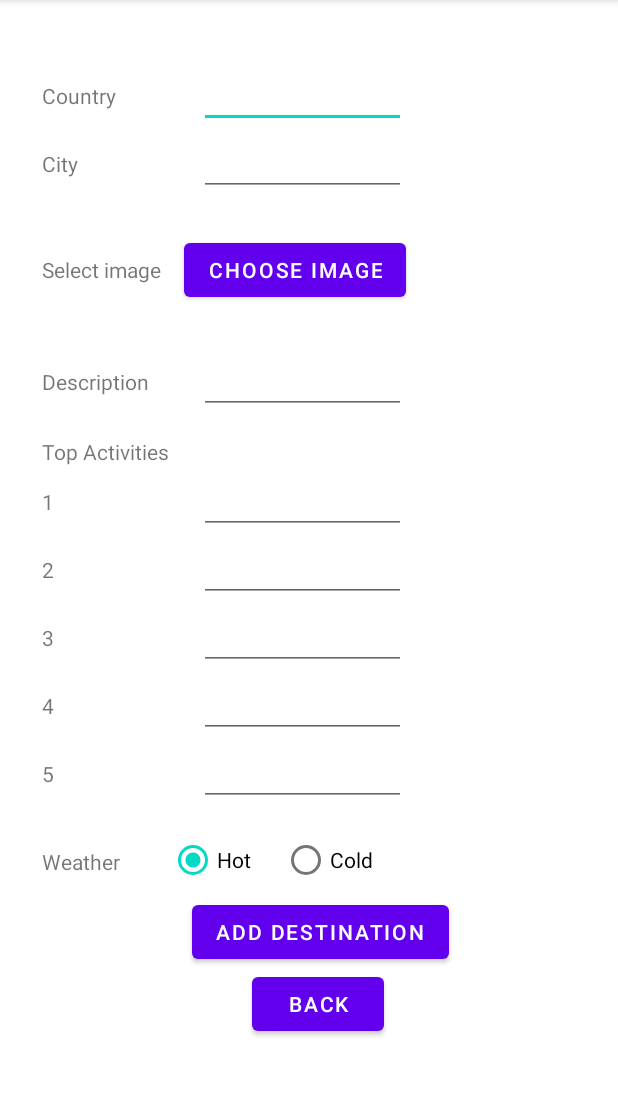
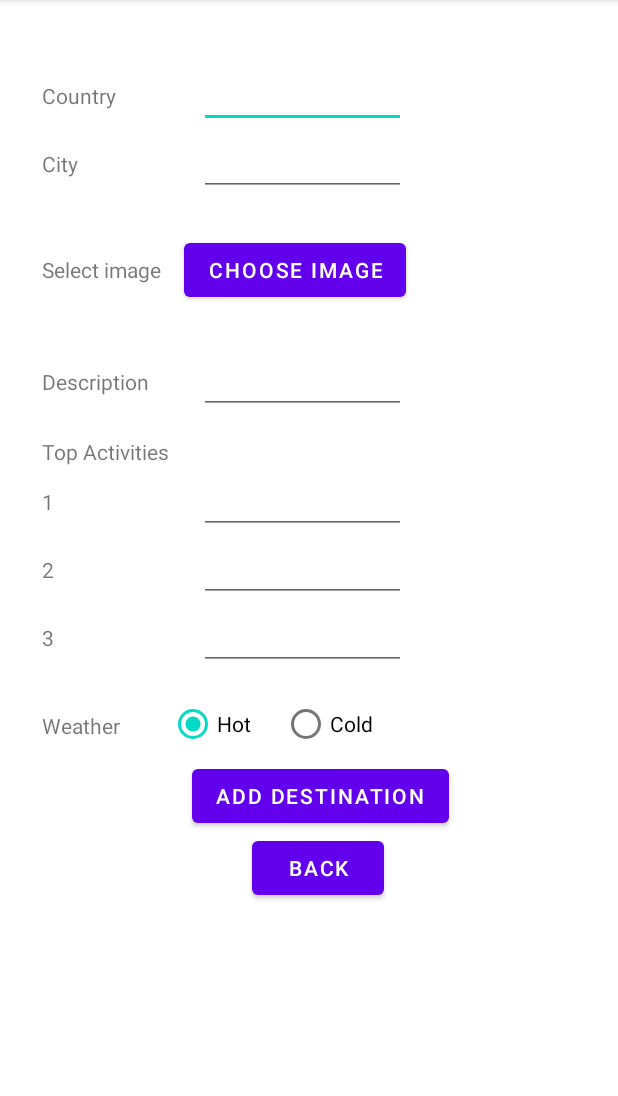
Before and after one commit to viviana-gherasim/VacationApp, an Android app: the AddDestination screen opened directly, with no data from a screen before it, on a phone screen of 412 x 824 dp, the part 84-1180 px from its top. Run offline under Robolectric (Android 15) with nearby library versions, the phone set to English and light mode, and no system bars; our stand-ins replace Firebase (no records; nobody signed in at launch, a user with empty details on screens opened directly).

Commit message:
Destinations added to database successfully.

```diff
--- a/app/build.gradle
+++ b/app/build.gradle
@@ -22,6 +22,7 @@ android {
             proguardFiles getDefaultProguardFile('proguard-android-optimize.txt'), 'proguard-rules.pro'
         }
     }
+
     compileOptions {
         sourceCompatibility JavaVersion.VERSION_1_8
         targetCompatibility JavaVersion.VERSION_1_8
--- a/app/src/main/AndroidManifest.xml
+++ b/app/src/main/AndroidManifest.xml
@@ -14,7 +14,7 @@
         android:theme="@style/Theme.VacationApp">
 
         <activity
-            android:name=".MainActivity"
+            android:name=".Admin"
             android:exported="true">
             <intent-filter>
                 <action android:name="android.intent.action.MAIN" />
@@ -44,7 +44,7 @@
         </activity>
 
         <activity
-            android:name=".Admin">
+            android:name=".MainActivity">
 
         </activity>
 
--- a/app/src/main/res/layout/add_destinations_to_firebase.xml
+++ b/app/src/main/res/layout/add_destinations_to_firebase.xml
@@ -190,46 +190,6 @@
             </TableRow>
             <!--//3 -->
 
-            <!--4 -->
-            <TableRow
-                android:layout_width="match_parent"
-                android:layout_height="match_parent" >
-
-                <TextView
-                    android:id="@+id/textViewActivity4"
-                    android:layout_width="match_parent"
-                    android:layout_height="wrap_content"
-                    android:layout_marginStart="10dp"
-                    android:text="4" />
-
-                <EditText
-                    android:id="@+id/editTextActivity4"
-                    android:layout_marginStart="20dp"
-                    android:layout_width="fill_parent"
-                    android:layout_height="wrap_content" />
-            </TableRow>
-            <!--//4 -->
-
-            <!--5 -->
-            <TableRow
-                android:layout_width="match_parent"
-                android:layout_height="match_parent" >
-
-                <TextView
-                    android:id="@+id/textViewActivity5"
-                    android:layout_width="match_parent"
-                    android:layout_height="wrap_content"
-                    android:layout_marginStart="10dp"
-                    android:text="5" />
-
-                <EditText
-                    android:id="@+id/editTextActivity5"
-                    android:layout_marginStart="20dp"
-                    android:layout_width="fill_parent"
-                    android:layout_height="wrap_content" />
-            </TableRow>
-            <!--//5 -->
-
             <!--Weather -->
             <TableRow
                 android:layout_width="match_parent"
@@ -259,7 +219,7 @@
                             android:orientation="horizontal">
 
                             <RadioButton
-                                android:id="@+id/radioButtonGenderMale"
+                                android:id="@+id/radioButtonHot"
                                 android:layout_width="wrap_content"
                                 android:layout_height="wrap_content"
                                 android:checked="true"
@@ -267,7 +227,7 @@
                                 android:layout_marginRight="5dp"/>
 
                             <RadioButton
-                                android:id="@+id/radioButtonGenderFemale"
+                                android:id="@+id/radioButtonCold"
                                 android:layout_width="wrap_content"
                                 android:layout_height="wrap_content"
                                 android:layout_marginLeft="15dp"
@@ -285,7 +245,7 @@
         </TableLayout>
 
         <Button
-            android:id="@+id/buttonAdd"
+            android:id="@+id/buttonAddDestToDatabase"
             android:layout_marginStart="110dp"
             android:layout_width="wrap_content"
             android:layout_height="wrap_content"
```
Also changed, not shown: app/src/main/java/com/example/vacationapp/AddDestination.java (+216 -15 lines), app/src/main/java/com/example/vacationapp/Destination.java (added, +50 -0 lines).
